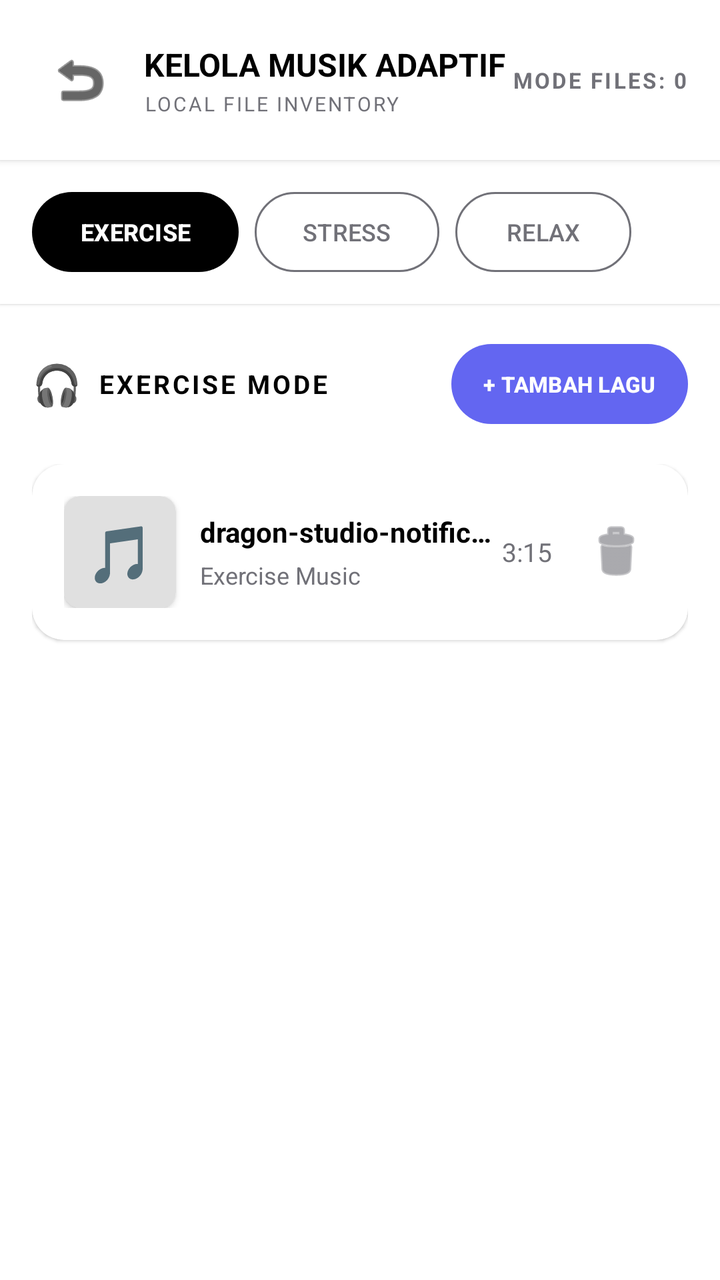
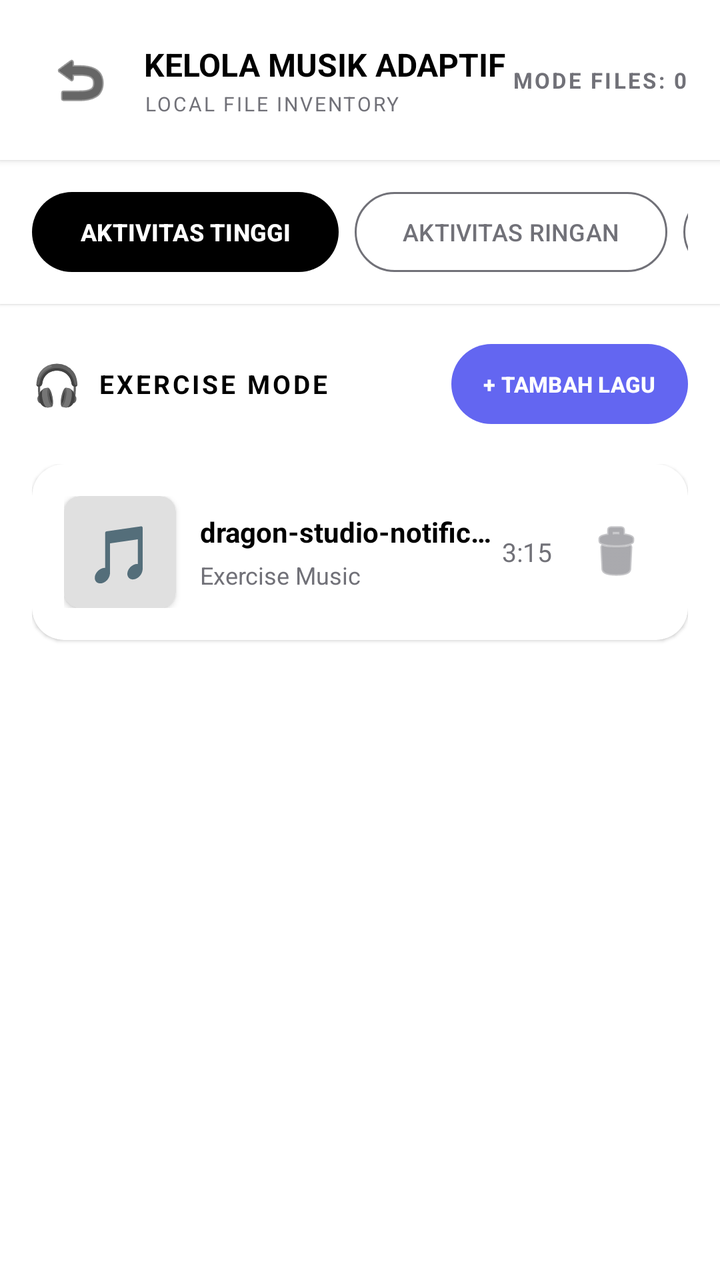

Two renders of the same Android screen: before a commit and after it. Below are the layout's source before the change and the commit's diff.
<!-- AndroidManifest.xml: application theme Theme.AdaptifyWearOs -->
<!-- res/layout/activity_music_picker.xml -->
<?xml version="1.0" encoding="utf-8"?>
<LinearLayout xmlns:android="http://schemas.android.com/apk/res/android"
    xmlns:app="http://schemas.android.com/apk/res-auto"
    android:layout_width="match_parent"
    android:layout_height="match_parent"
    android:orientation="vertical"
    android:background="@color/surface_white">

    
    <LinearLayout
        android:layout_width="match_parent"
        android:layout_height="wrap_content"
        android:orientation="horizontal"
        android:gravity="center_vertical"
        android:padding="16dp"
        android:background="@color/surface_white"
        android:elevation="2dp">

        
        <ImageButton
            android:id="@+id/btnBack"
            android:layout_width="48dp"
            android:layout_height="48dp"
            android:src="@android:drawable/ic_menu_revert"
            android:background="?attr/selectableItemBackgroundBorderless"
            android:contentDescription="Back"
            android:tint="@color/text_dark" />

        
        <LinearLayout
            android:layout_width="0dp"
            android:layout_height="wrap_content"
            android:layout_weight="1"
            android:orientation="vertical"
            android:layout_marginStart="8dp">

            <TextView
                android:layout_width="wrap_content"
                android:layout_height="wrap_content"
                android:text="KELOLA MUSIK ADAPTIF"
                android:textSize="16sp"
                android:textStyle="bold"
                android:textColor="@color/text_dark" />

            <TextView
                android:layout_width="wrap_content"
                android:layout_height="wrap_content"
                android:text="LOCAL FILE INVENTORY"
                android:textSize="10sp"
                android:textColor="@color/text_gray"
                android:letterSpacing="0.1"
                android:layout_marginTop="2dp" />
        </LinearLayout>

        
        <TextView
            android:id="@+id/tvFileCount"
            android:layout_width="wrap_content"
            android:layout_height="wrap_content"
            android:text="MODE FILES: 0"
            android:textSize="11sp"
            android:textStyle="bold"
            android:textColor="@color/text_gray"
            android:letterSpacing="0.1" />
    </LinearLayout>

    
    <HorizontalScrollView
        android:layout_width="match_parent"
        android:layout_height="wrap_content"
        android:scrollbars="none"
        android:background="@color/surface_white"
        android:elevation="1dp"
        android:paddingHorizontal="16dp"
        android:paddingVertical="12dp">

        <LinearLayout
            android:layout_width="wrap_content"
            android:layout_height="wrap_content"
            android:orientation="horizontal">

            <com.google.android.material.button.MaterialButton
                android:id="@+id/tabExercise"
                style="@style/Widget.Material3.Button"
                android:layout_width="wrap_content"
                android:layout_height="wrap_content"
                android:text="EXERCISE"
                android:textSize="12sp"
                android:textStyle="bold"
                android:textColor="@color/surface_white"
                app:backgroundTint="@color/text_dark"
                app:cornerRadius="20dp"
                android:layout_marginEnd="8dp"
                android:paddingHorizontal="24dp" />

            <com.google.android.material.button.MaterialButton
                android:id="@+id/tabStress"
                style="@style/Widget.Material3.Button.OutlinedButton"
                android:layout_width="wrap_content"
                android:layout_height="wrap_content"
                android:text="STRESS"
                android:textSize="12sp"
                android:textColor="@color/text_gray"
                app:cornerRadius="20dp"
                app:strokeColor="@color/text_gray"
                android:layout_marginEnd="8dp"
                android:paddingHorizontal="24dp" />

            <com.google.android.material.button.MaterialButton
                android:id="@+id/tabRelax"
                style="@style/Widget.Material3.Button.OutlinedButton"
                android:layout_width="wrap_content"
                android:layout_height="wrap_content"
                android:text="RELAX"
                android:textSize="12sp"
                android:textColor="@color/text_gray"
                app:cornerRadius="20dp"
                app:strokeColor="@color/text_gray"
                android:paddingHorizontal="24dp" />
        </LinearLayout>
    </HorizontalScrollView>

    
    <ScrollView
        android:layout_width="match_parent"
        android:layout_height="0dp"
        android:layout_weight="1"
        android:fillViewport="true">

        <LinearLayout
            android:layout_width="match_parent"
            android:layout_height="wrap_content"
            android:orientation="vertical"
            android:padding="16dp">

            
            <LinearLayout
                android:layout_width="match_parent"
                android:layout_height="wrap_content"
                android:orientation="horizontal"
                android:gravity="center_vertical"
                android:layout_marginBottom="16dp">

                <TextView
                    android:layout_width="wrap_content"
                    android:layout_height="wrap_content"
                    android:text="🎧"
                    android:textSize="20sp"
                    android:layout_marginEnd="8dp" />

                <TextView
                    android:id="@+id/tvModeHeader"
                    android:layout_width="0dp"
                    android:layout_height="wrap_content"
                    android:layout_weight="1"
                    android:text="EXERCISE MODE"
                    android:textSize="13sp"
                    android:textStyle="bold"
                    android:textColor="@color/text_dark"
                    android:letterSpacing="0.1" />

                
                <com.google.android.material.button.MaterialButton
                    android:id="@+id/btnAddMusic"
                    style="@style/Widget.Material3.Button"
                    android:layout_width="wrap_content"
                    android:layout_height="wrap_content"
                    android:text="+ TAMBAH LAGU"
                    android:textSize="11sp"
                    android:textStyle="bold"
                    android:textColor="@color/surface_white"
                    app:backgroundTint="@color/accent_purple"
                    app:cornerRadius="20dp"
                    android:paddingHorizontal="16dp"
                    android:paddingVertical="8dp" />
            </LinearLayout>

            
            <LinearLayout
                android:id="@+id/musicListContainer"
                android:layout_width="match_parent"
                android:layout_height="wrap_content"
                android:orientation="vertical">

                
                <androidx.cardview.widget.CardView
                    android:layout_width="match_parent"
                    android:layout_height="wrap_content"
                    android:layout_marginBottom="12dp"
                    app:cardCornerRadius="16dp"
                    app:cardElevation="1dp"
                    app:cardBackgroundColor="@color/surface_white">

                    <LinearLayout
                        android:layout_width="match_parent"
                        android:layout_height="wrap_content"
                        android:orientation="horizontal"
                        android:gravity="center_vertical"
                        android:padding="16dp">

                        
                        <androidx.cardview.widget.CardView
                            android:layout_width="56dp"
                            android:layout_height="56dp"
                            app:cardCornerRadius="8dp"
                            app:cardBackgroundColor="#E0E0E0">

                            <TextView
                                android:layout_width="match_parent"
                                android:layout_height="match_parent"
                                android:text="🎵"
                                android:textSize="28sp"
                                android:gravity="center" />
                        </androidx.cardview.widget.CardView>

                        
                        <LinearLayout
                            android:layout_width="0dp"
                            android:layout_height="wrap_content"
                            android:layout_weight="1"
                            android:orientation="vertical"
                            android:layout_marginStart="12dp">

                            <TextView
                                android:layout_width="match_parent"
                                android:layout_height="wrap_content"
                                android:text="dragon-studio-notification-s..."
                                android:textSize="14sp"
                                android:textStyle="bold"
                                android:textColor="@color/text_dark"
                                android:ellipsize="end"
                                android:maxLines="1" />

                            <TextView
                                android:layout_width="wrap_content"
                                android:layout_height="wrap_content"
                                android:text="Exercise Music"
                                android:textSize="12sp"
                                android:textColor="@color/text_gray"
                                android:layout_marginTop="4dp" />
                        </LinearLayout>

                        
                        <TextView
                            android:layout_width="wrap_content"
                            android:layout_height="wrap_content"
                            android:text="3:15"
                            android:textSize="13sp"
                            android:textColor="@color/text_gray"
                            android:layout_marginEnd="12dp" />

                        
                        <ImageButton
                            android:layout_width="40dp"
                            android:layout_height="40dp"
                            android:src="@android:drawable/ic_menu_delete"
                            android:background="?attr/selectableItemBackgroundBorderless"
                            android:contentDescription="Delete"
                            android:tint="@color/text_gray" />
                    </LinearLayout>
                </androidx.cardview.widget.CardView>

                
                <TextView
                    android:id="@+id/tvEmptyState"
                    android:layout_width="match_parent"
                    android:layout_height="wrap_content"
                    android:text="Belum ada musik untuk mode ini.\nTap '+ TAMBAH LAGU' untuk menambahkan."
                    android:textSize="13sp"
                    android:textColor="@color/text_gray"
                    android:gravity="center"
                    android:padding="32dp"
                    android:visibility="gone" />

            </LinearLayout>

        </LinearLayout>
    </ScrollView>

</LinearLayout>
<!-- resources referenced by this layout -->
<resources>
  <color name="accent_purple">#6366F1</color>
  <color name="surface_white">#FFFFFF</color>
  <color name="text_dark">#000000</color>
  <color name="text_gray">#717178</color>
  <style name="Theme.AdaptifyWearOs" parent="Base.Theme.AdaptifyWearOs" />
  <style name="Base.Theme.AdaptifyWearOs" parent="Theme.Material3.DayNight.NoActionBar">
          <item name="android:windowBackground">@color/surface_bg</item>
          <item name="android:statusBarColor">@android:color/transparent</item>
          <item name="android:navigationBarColor">@android:color/transparent</item>
          <item name="android:windowDrawsSystemBarBackgrounds">true</item>
          <item name="android:windowLightStatusBar">false</item>
      </style>
  <color name="surface_bg">#011440</color>
</resources>

<!-- the commit's change to res/layout/activity_music_picker.xml (unified diff, before → after) -->
@@ -84,7 +84,7 @@
                 style="@style/Widget.Material3.Button"
                 android:layout_width="wrap_content"
                 android:layout_height="wrap_content"
-                android:text="EXERCISE"
+                android:text="AKTIVITAS TINGGI"
                 android:textSize="12sp"
                 android:textStyle="bold"
                 android:textColor="@color/surface_white"
@@ -94,11 +94,11 @@
                 android:paddingHorizontal="24dp" />
 
             <com.google.android.material.button.MaterialButton
-                android:id="@+id/tabStress"
+                android:id="@+id/tabLowActivity"
                 style="@style/Widget.Material3.Button.OutlinedButton"
                 android:layout_width="wrap_content"
                 android:layout_height="wrap_content"
-                android:text="STRESS"
+                android:text="AKTIVITAS RINGAN"
                 android:textSize="12sp"
                 android:textColor="@color/text_gray"
                 app:cornerRadius="20dp"
@@ -111,7 +111,7 @@
                 style="@style/Widget.Material3.Button.OutlinedButton"
                 android:layout_width="wrap_content"
                 android:layout_height="wrap_content"
-                android:text="RELAX"
+                android:text="SANTAI"
                 android:textSize="12sp"
                 android:textColor="@color/text_gray"
                 app:cornerRadius="20dp"
